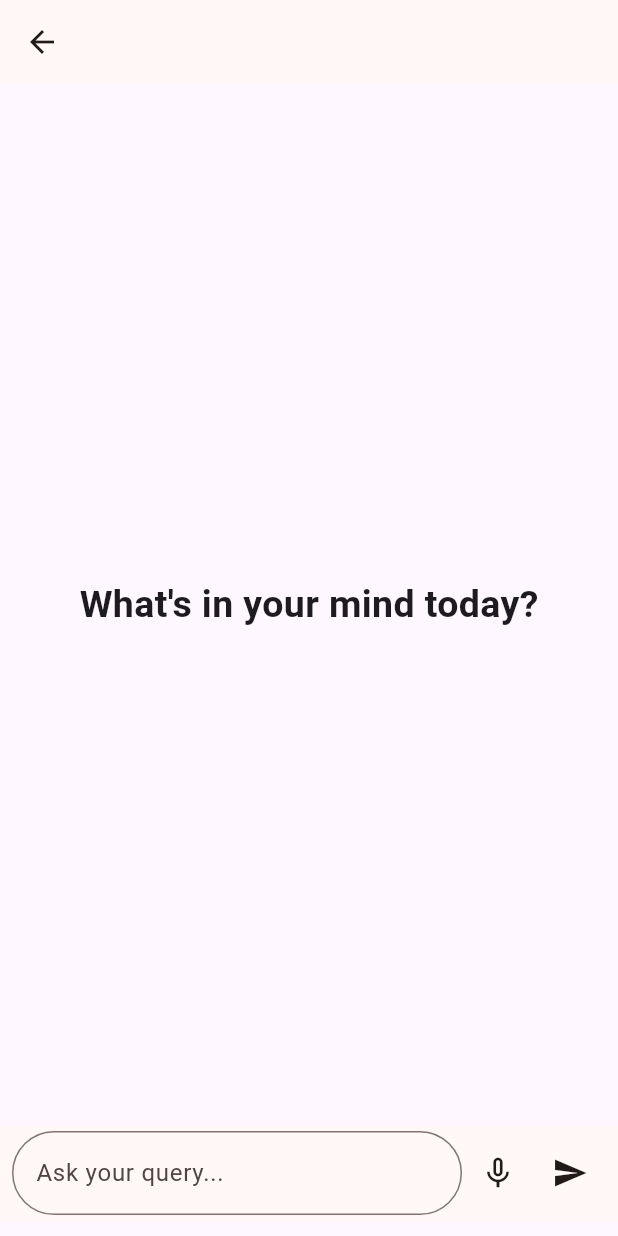
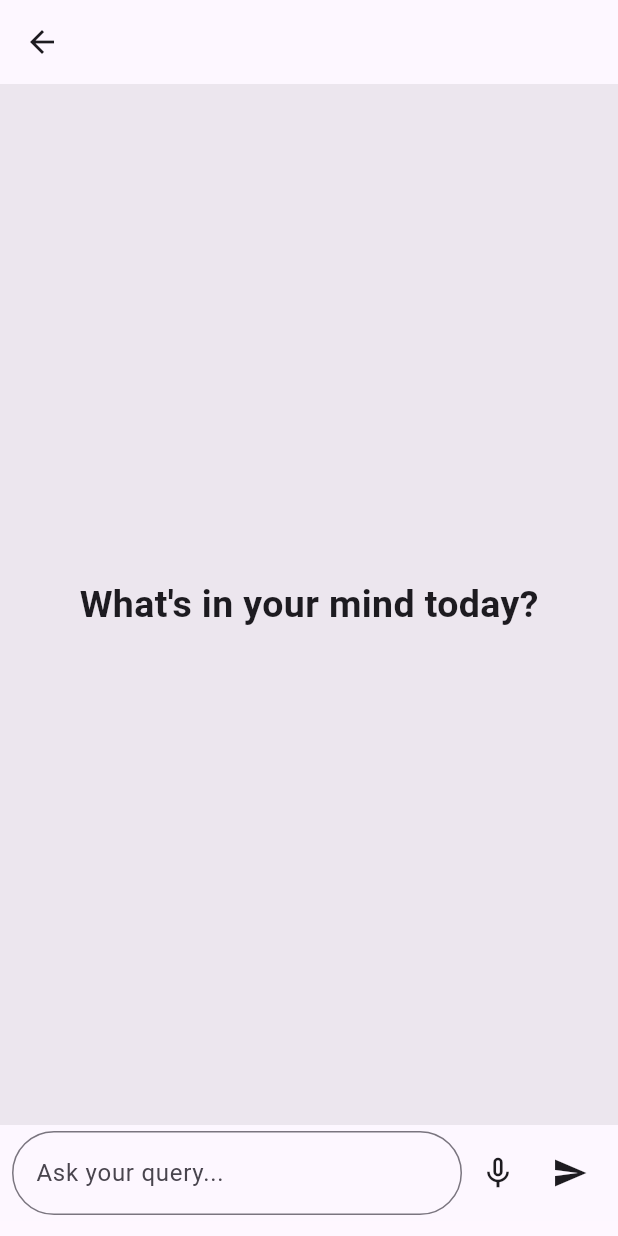
Before and after one commit to SoftwareEnggProjectsIITT/AppDevProject, a Flutter app: the ChatScreen screen opened directly with empty values, on a phone screen of 412 x 824 dp. Run offline on Flutter 3.47's test engine with Material 3 defaults, Android fonts, the phone set to English and light mode, and no system bars; our stand-ins replace cloud_firestore, firebase_auth, firebase_core, firebase_database, flutter_linkify, flutter_riverpod and 8 more; accounts and stored records are empty; network calls fail.

```diff
--- a/frontend/lib/main.dart
+++ b/frontend/lib/main.dart
@@ -31,13 +31,13 @@ class MyApp extends ConsumerWidget {
       title: 'Flutter Demo',
       theme: ThemeData.light().copyWith(
         colorScheme: ColorScheme.fromSeed(
-          seedColor: Colors.pinkAccent,
+          seedColor: Color.fromARGB(255, 96, 59, 181),
           brightness: Brightness.light,
         ),
       ),
       darkTheme: ThemeData.dark().copyWith(
         colorScheme: ColorScheme.fromSeed(
-          seedColor: Colors.deepPurple,
+          seedColor: Color.fromARGB(25, 5, 99, 125),
           brightness: Brightness.dark,
         ),
       ),
--- a/frontend/lib/models/feed_entry.dart
+++ b/frontend/lib/models/feed_entry.dart
@@ -5,8 +5,14 @@ class FeedEntry {
   FeedEntry({required this.postId, required this.score});
 
   factory FeedEntry.fromMap(Map<String, dynamic> map) {
+    if (map.length != 1) {
+      throw Exception("Invalid feed entry: $map");
+    }
     final postId = map.keys.first;
     final score = (map.values.first as num).toDouble();
     return FeedEntry(postId: postId, score: score);
   }
+
+  @override
+  String toString() => "FeedEntry(postId: $postId, score: $score)";
 }
--- a/frontend/lib/screens/chat_screen.dart
+++ b/frontend/lib/screens/chat_screen.dart
@@ -85,6 +85,9 @@ Widget build(BuildContext context) {
         Column(
           children: [
             Expanded(
+              child: Container(
+                  color: Theme.of(context).colorScheme.surfaceContainerHigh,
+
                 child: StreamBuilder<QuerySnapshot>(
                   stream: getMessages(widget.conversationId),
                   builder: (context, snapshot) {
@@ -98,12 +101,15 @@ Widget build(BuildContext context) {
                     }).toList();
 
                     if (allMessages.isEmpty) {
-                    return const Center(
+                      return Container(
+                        color: Theme.of(context).colorScheme.surfaceContainerHigh,
+                        child: const Center(
                           child: Text(
                             "What's in your mind today?",
                             style: TextStyle(
                               fontSize: 25,
                               fontWeight: FontWeight.bold,
+                            ),
                           ),
                         ),
                       );
@@ -158,6 +164,7 @@ Widget build(BuildContext context) {
                   },
                 ),
               ),
+            ),
             MessageBox(
               isActive: !isAiResponding,
               onSend: (text) {
--- a/frontend/lib/screens/home_page.dart
+++ b/frontend/lib/screens/home_page.dart
@@ -56,7 +56,7 @@ class _HomePageState extends State<HomePage> {
 
     posts = await _postService.fetchPosts();
     final userId = FirebaseAuth.instance.currentUser!.uid;
-    feedOrder = await _postService.fetchFeedOrder("Sarang");
+    feedOrder = await _postService.fetchFeedOrder(userId);
     posts = _postService.sortPostsByFeed(posts, feedOrder);
 
     if (mounted) {
--- a/frontend/lib/services/get_reply.dart
+++ b/frontend/lib/services/get_reply.dart
@@ -7,6 +7,6 @@ Future<String> getReply(String query) async {
     reply = "I am sorry but I don't know the answer of $query.";
   });
 
-  sendMessage(convNotifier.value!, reply, "ai");
+  await sendMessage(convNotifier.value!, reply, "ai");
   return reply;
 }
--- a/frontend/lib/widget_tree.dart
+++ b/frontend/lib/widget_tree.dart
@@ -37,6 +37,8 @@ class _WidgetTreeState extends State<WidgetTree> {
         return Scaffold(
           appBar: AppBar(
             title: Text(pageTitles[selectedPage]),
+            backgroundColor: Theme.of(context).colorScheme.onPrimaryContainer,
+            foregroundColor: Theme.of(context).colorScheme.onPrimary,
             actions: [
               Row(
                 mainAxisSize: MainAxisSize.min,
--- a/frontend/lib/widgets/reply.dart
+++ b/frontend/lib/widgets/reply.dart
@@ -58,7 +58,7 @@ class _ReplyState extends State<Reply> {
             child: Text(
               widget.reply,
               style: TextStyle(
-                color: Theme.of(context).colorScheme.onSurface,
+                color: Theme.of(context).colorScheme.onSecondaryContainer,
               ),
             ),
           ),
```
Also changed, not shown: frontend/lib/services/post_service.dart (+9 -7 lines), frontend/lib/widgets/message_box.dart (+10 -3 lines), frontend/lib/widgets/post_card.dart (+5 -4 lines). Lines whose indentation alone changed are shown as unchanged.
